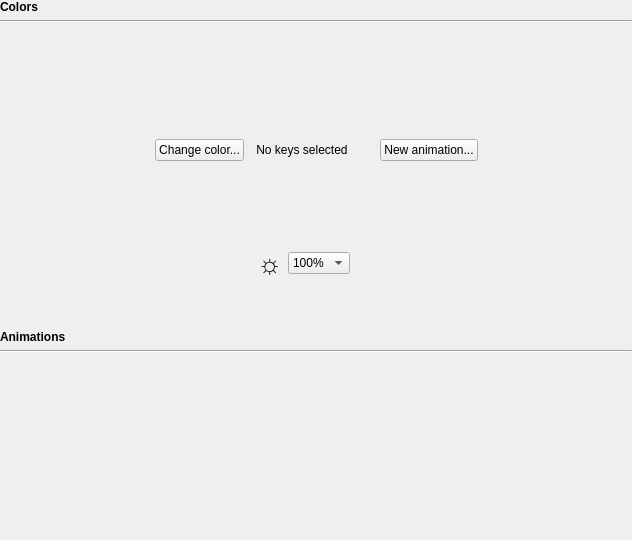
The window that src/ckb/kblightwidget.ui (ckb-next/ckb-next) describes before a commit, drawn with Qt 5.
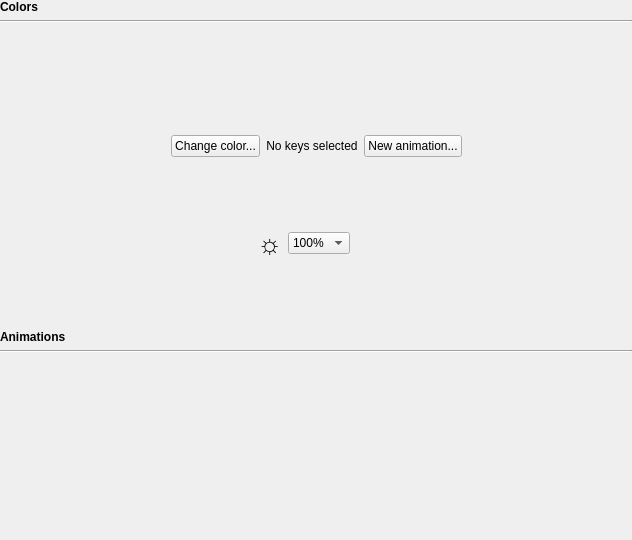
The same window after the commit. Custom widgets are drawn as their Qt base class.

The edit to the form file:
```diff
--- a/src/ckb/kblightwidget.ui
+++ b/src/ckb/kblightwidget.ui
@@ -63,97 +63,7 @@
      </item>
      <item>
       <layout class="QGridLayout" name="gridLayout">
-       <item row="1" column="3">
-        <spacer name="verticalSpacer">
-         <property name="orientation">
-          <enum>Qt::Vertical</enum>
-         </property>
-         <property name="sizeType">
-          <enum>QSizePolicy::Fixed</enum>
-         </property>
-         <property name="sizeHint" stdset="0">
-          <size>
-           <width>20</width>
-           <height>30</height>
-          </size>
-         </property>
-        </spacer>
-       </item>
-       <item row="1" column="2">
-        <widget class="QLabel" name="selLabel">
-         <property name="sizePolicy">
-          <sizepolicy hsizetype="Expanding" vsizetype="Preferred">
-           <horstretch>0</horstretch>
-           <verstretch>0</verstretch>
-          </sizepolicy>
-         </property>
-         <property name="text">
-          <string>No keys selected</string>
-         </property>
-         <property name="alignment">
-          <set>Qt::AlignCenter</set>
-         </property>
-        </widget>
-       </item>
-       <item row="1" column="0">
-        <widget class="ColorButton" name="bgButton">
-         <property name="sizePolicy">
-          <sizepolicy hsizetype="Fixed" vsizetype="Fixed">
-           <horstretch>0</horstretch>
-           <verstretch>0</verstretch>
-          </sizepolicy>
-         </property>
-         <property name="text">
-          <string>Change color...</string>
-         </property>
-        </widget>
-       </item>
-       <item row="2" column="0" colspan="2">
-        <spacer name="horizontalSpacer_11">
-         <property name="orientation">
-          <enum>Qt::Horizontal</enum>
-         </property>
-         <property name="sizeType">
-          <enum>QSizePolicy::Preferred</enum>
-         </property>
-         <property name="sizeHint" stdset="0">
-          <size>
-           <width>40</width>
-           <height>0</height>
-          </size>
-         </property>
-        </spacer>
-       </item>
-       <item row="2" column="3" colspan="2">
-        <spacer name="horizontalSpacer_2">
-         <property name="orientation">
-          <enum>Qt::Horizontal</enum>
-         </property>
-         <property name="sizeType">
-          <enum>QSizePolicy::Expanding</enum>
-         </property>
-         <property name="sizeHint" stdset="0">
-          <size>
-           <width>40</width>
-           <height>31</height>
-          </size>
-         </property>
-        </spacer>
-       </item>
-       <item row="1" column="4">
-        <widget class="QPushButton" name="animButton">
-         <property name="sizePolicy">
-          <sizepolicy hsizetype="Fixed" vsizetype="Fixed">
-           <horstretch>0</horstretch>
-           <verstretch>0</verstretch>
-          </sizepolicy>
-         </property>
-         <property name="text">
-          <string>New animation...</string>
-         </property>
-        </widget>
-       </item>
-       <item row="0" column="0" colspan="5">
+       <item row="0" column="0" colspan="3">
         <widget class="KeyWidget" name="keyWidget" native="true">
          <property name="sizePolicy">
           <sizepolicy hsizetype="Expanding" vsizetype="Expanding">
@@ -172,6 +82,52 @@
          </property>
         </widget>
        </item>
+       <item row="1" column="0" colspan="3">
+        <layout class="QHBoxLayout" name="horizontalLayout">
+         <item>
+          <widget class="ColorButton" name="bgButton">
+           <property name="sizePolicy">
+            <sizepolicy hsizetype="Expanding" vsizetype="Fixed">
+             <horstretch>1</horstretch>
+             <verstretch>0</verstretch>
+            </sizepolicy>
+           </property>
+           <property name="text">
+            <string>Change color...</string>
+           </property>
+          </widget>
+         </item>
+         <item>
+          <widget class="QLabel" name="selLabel">
+           <property name="sizePolicy">
+            <sizepolicy hsizetype="Expanding" vsizetype="Preferred">
+             <horstretch>3</horstretch>
+             <verstretch>0</verstretch>
+            </sizepolicy>
+           </property>
+           <property name="text">
+            <string>No keys selected</string>
+           </property>
+           <property name="alignment">
+            <set>Qt::AlignCenter</set>
+           </property>
+          </widget>
+         </item>
+         <item>
+          <widget class="QPushButton" name="animButton">
+           <property name="sizePolicy">
+            <sizepolicy hsizetype="Expanding" vsizetype="Fixed">
+             <horstretch>1</horstretch>
+             <verstretch>0</verstretch>
+            </sizepolicy>
+           </property>
+           <property name="text">
+            <string>New animation...</string>
+           </property>
+          </widget>
+         </item>
+        </layout>
+       </item>
       </layout>
      </item>
      <item>
```
Left out of the diff: 2 changed lines with no effect on the pictures.
